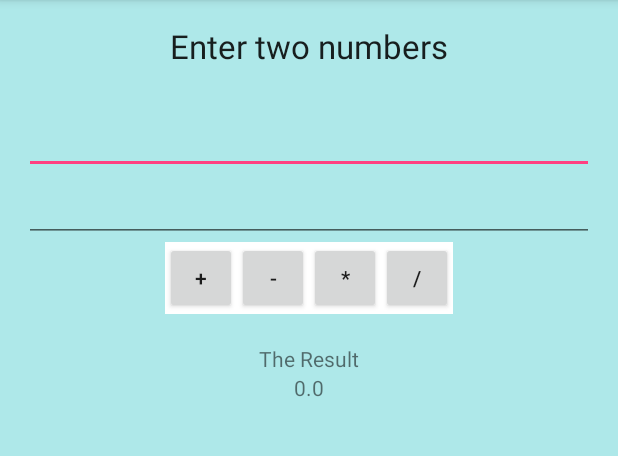
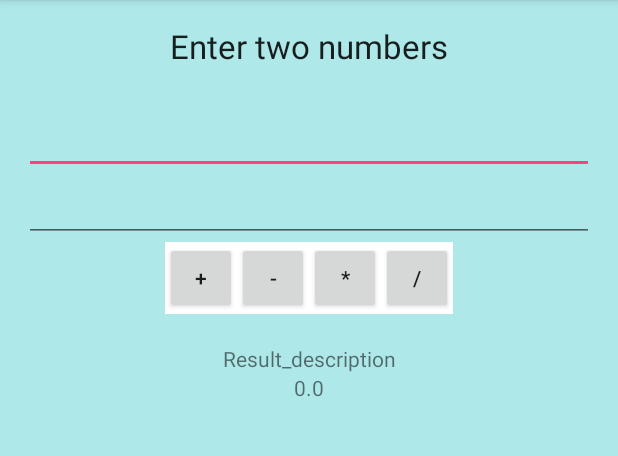
Before and after one commit to linuxuser07/Calculator, an Android app: the screen it shows after launch (MainActivity), on a phone screen of 412 x 824 dp, the part 84-540 px from its top. Run offline under Robolectric (Android 15) with nearby library versions, the phone set to English and light mode, and no system bars.

```diff
--- a/app/src/main/java/com/example/fernylux/calculator/MainActivity.java
+++ b/app/src/main/java/com/example/fernylux/calculator/MainActivity.java
@@ -2,12 +2,98 @@ package com.example.fernylux.calculator;
 
 import android.support.v7.app.AppCompatActivity;
 import android.os.Bundle;
+import android.view.View;
+import android.widget.Button;
+import android.widget.EditText;
+import android.widget.TextView;
 
 public class MainActivity extends AppCompatActivity {
+    //fields
+    private EditText operand1;
+    private EditText operand2;
+    private Button btnAddition;
+    private Button btnSubtraction;
+    private Button btnDivision;
+    private Button btnMultiplication;
+    private TextView txtResult;
 
     @Override
     protected void onCreate(Bundle savedInstanceState) {
         super.onCreate(savedInstanceState);
         setContentView(R.layout.activity_main);
+        //initilizing the operands on Create
+        operand1 = (EditText) findViewById(R.id.editOperand1);
+        operand2 = (EditText) findViewById(R.id.editOperand2);
+        btnAddition = (Button) findViewById(R.id.btnAddition);
+        btnSubtraction = (Button) findViewById(R.id.btnSubtraction);
+        btnDivision = (Button) findViewById(R.id.btnDivision);
+        btnMultiplication = (Button) findViewById(R.id.btnMultiplication);
+        txtResult = (TextView) findViewById(R.id.txtResult);
+
+        //listeners for the buttons
+
+        btnAddition.setOnClickListener(new View.OnClickListener(){
+            @Override
+            public void onClick(View v) {
+                //Creating the variables to store the values of the operation
+                double oper1 = Double.parseDouble(operand1.getText().toString());
+                double oper2 = Double.parseDouble(operand2.getText().toString());
+
+                //adding the actual value
+                double theResult = oper1 + oper2;
+
+                txtResult.setText(Double.toString(theResult));
+
+            }
+
+        });
+
+        btnSubtraction.setOnClickListener(new View.OnClickListener(){
+            @Override
+            public void onClick(View v) {
+                //Creating the variables to store the values of the operation
+                double oper1 = Double.parseDouble(operand1.getText().toString());
+                double oper2 = Double.parseDouble(operand2.getText().toString());
+
+                //adding the actual value
+                double theResult = oper1 - oper2;
+
+                txtResult.setText(Double.toString(theResult));
+
+            }
+
+        });
+        btnDivision.setOnClickListener(new View.OnClickListener(){
+            @Override
+            public void onClick(View v) {
+                //Creating the variables to store the values of the operation
+                double oper1 = Double.parseDouble(operand1.getText().toString());
+                double oper2 = Double.parseDouble(operand2.getText().toString());
+
+                //adding the actual value
+                double theResult = oper1 / oper2;
+
+                txtResult.setText(Double.toString(theResult));
+
+            }
+
+        });
+
+        btnMultiplication.setOnClickListener(new View.OnClickListener(){
+            @Override
+            public void onClick(View v) {
+                //Creating the variables to store the values of the operation
+                double oper1 = Double.parseDouble(operand1.getText().toString());
+                double oper2 = Double.parseDouble(operand2.getText().toString());
+
+                //adding the actual value
+                double theResult = oper1 * oper2;
+
+                txtResult.setText(Double.toString(theResult));
+
+            }
+
+        });
+
     }
 }
--- a/app/src/main/res/layout/activity_main.xml
+++ b/app/src/main/res/layout/activity_main.xml
@@ -24,7 +24,7 @@
         android:textAppearance="?android:attr/textAppearanceLarge" />
 
     <EditText
-        android:id="@+id/editText"
+        android:id="@+id/editOperand1"
         android:layout_width="match_parent"
         android:layout_height="wrap_content"
         android:layout_marginTop="25dp"
@@ -32,7 +32,7 @@
         android:inputType="numberDecimal" />
 
     <EditText
-        android:id="@+id/editText2"
+        android:id="@+id/editOperand2"
         android:layout_width="match_parent"
         android:layout_height="wrap_content"
         android:ems="10"
@@ -46,7 +46,7 @@
         android:orientation="horizontal">
 
         <Button
-            android:id="@+id/button"
+            android:id="@+id/btnAddition"
             style="?android:attr/buttonStyleSmall"
             android:layout_width="wrap_content"
             android:layout_height="wrap_content"
@@ -54,14 +54,14 @@
             android:text="+" />
 
         <Button
-            android:id="@+id/button2"
+            android:id="@+id/btnSubtraction"
             style="?android:attr/buttonStyleSmall"
             android:layout_width="wrap_content"
             android:layout_height="wrap_content"
             android:text="-" />
 
         <Button
-            android:id="@+id/button4"
+            android:id="@+id/btnMultiplication"
             style="?android:attr/buttonStyleSmall"
             android:layout_width="wrap_content"
             android:layout_height="wrap_content"
@@ -69,7 +69,7 @@
             />
 
         <Button
-            android:id="@+id/button3"
+            android:id="@+id/btnDivision"
             style="?android:attr/buttonStyleSmall"
             android:layout_width="wrap_content"
             android:layout_height="wrap_content"
@@ -82,11 +82,11 @@
         android:layout_height="wrap_content"
         android:layout_gravity="center_horizontal"
         android:layout_marginTop="20dp"
-        android:text="The Result"
+        android:text="@string/result_description"
         android:textAlignment="center" />
 
     <TextView
-        android:id="@+id/textView3"
+        android:id="@+id/txtResult"
         android:layout_width="match_parent"
         android:layout_height="wrap_content"
         android:layout_gravity="center"
--- a/app/src/main/res/values/strings.xml
+++ b/app/src/main/res/values/strings.xml
@@ -1,4 +1,5 @@
 <resources>
     <string name="app_name">Calculator</string>
     <string name="help_instructions">Enter two numbers</string>
+    <string name="result_description">Result_description</string>
 </resources>
```
